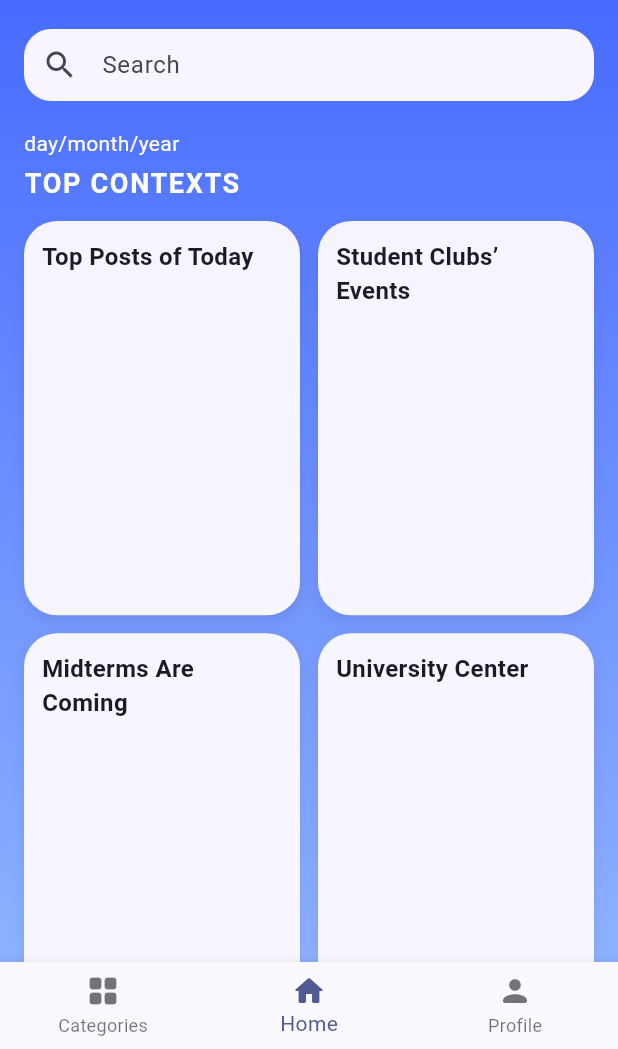
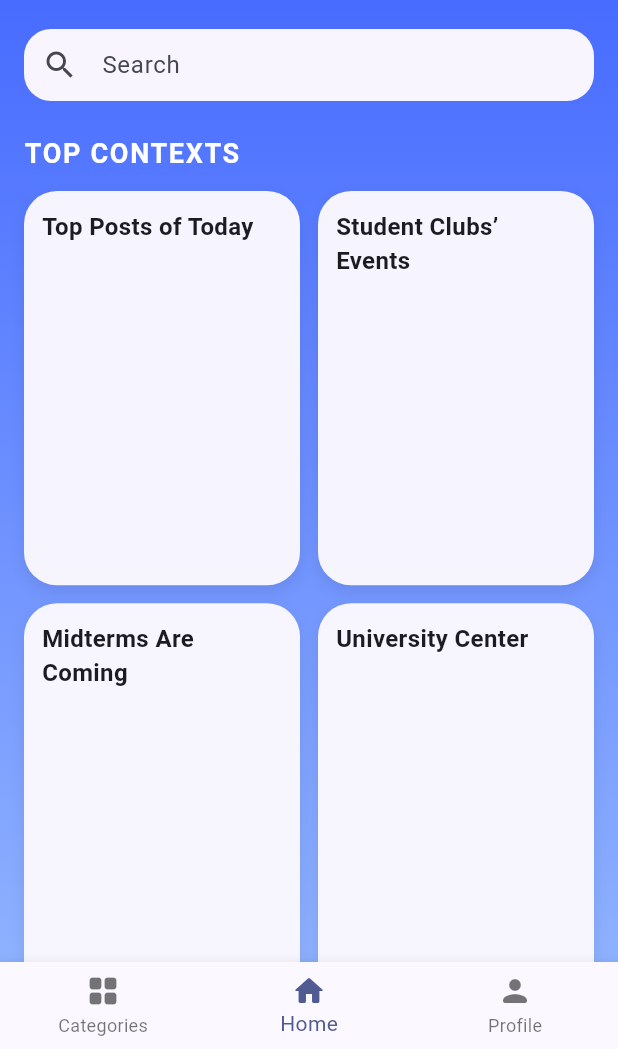
Before and after one commit to korcanbaykall/SUHub_Project, a Flutter app: the screen it shows once a user with an empty profile is signed in, on a phone screen of 412 x 824 dp, the part 187-1236 px from its top. Run offline on Flutter 3.47's test engine with Material 3 defaults, Android fonts, the phone set to English and light mode, and no system bars; our stand-ins replace cloud_firestore, firebase_auth, firebase_core, shared_preferences; accounts and stored records are empty.

Commit message:
date problem fixed

```diff
--- a/lib/screens/home_screen.dart
+++ b/lib/screens/home_screen.dart
@@ -73,11 +73,6 @@ class HomeScreen extends StatelessWidget {
                 ),
               ),
               const SizedBox(height: 18),
-
-              const Text(
-                'day/month/year',
-                style: AppTextStyles.bodyWhite,
-              ),
               const SizedBox(height: 4),
               const Text(
                 'TOP CONTEXTS',
```
